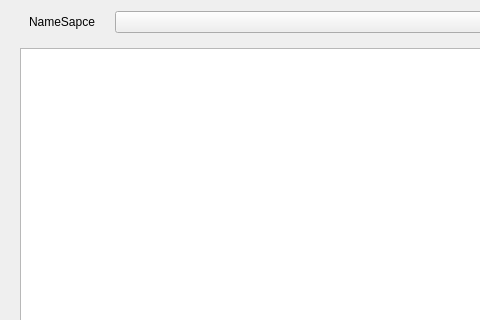
Above: rocon_qt_app_manager/ui/qt_rapp_manager.ui from robotics-in-concert/rocon_qt_gui before the change; both pictures show x 0 to 480 and y 0 to 320 of the 800 by 600 pixel window. Below: the same form after it.
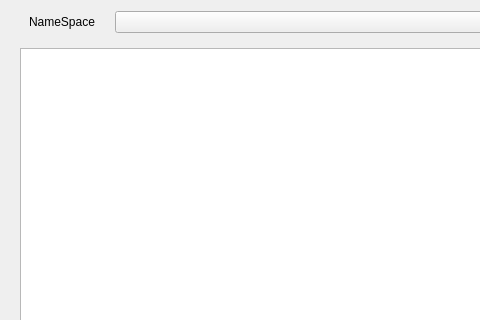
That is the form after the change.

Commit message:
[rocon_qt_app_manager] update for new status publishing by app manager.
We only publish on running info on status now, rapp_list is just content.

What changed in the file:
```diff
--- a/rocon_qt_app_manager/ui/qt_rapp_manager.ui
+++ b/rocon_qt_app_manager/ui/qt_rapp_manager.ui
@@ -72,7 +72,7 @@
           <bool>false</bool>
          </property>
          <property name="text">
-          <string>NameSapce</string>
+          <string>NameSpace</string>
          </property>
         </widget>
        </item>
```
The commit also changes 2 other files.
